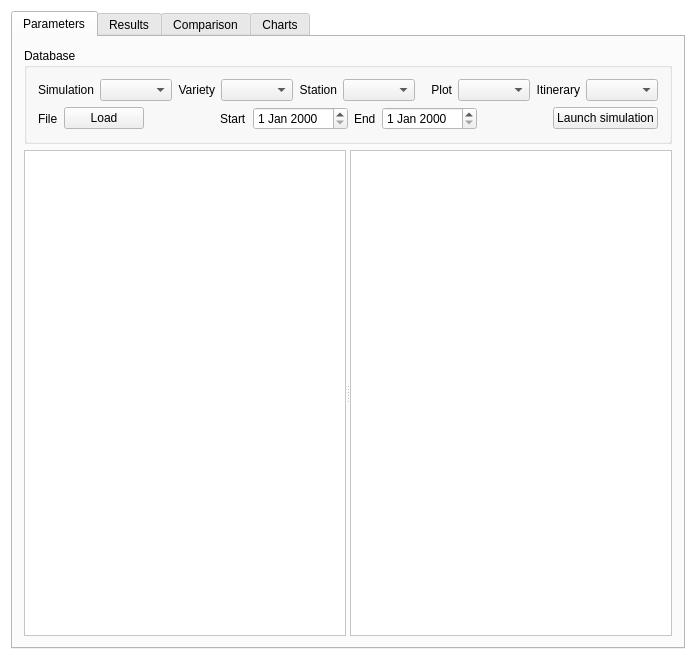
Above: src/qtapp/mainwindow.ui from PAMDeveloper/QtSamara before the change. Below: the same form after it.
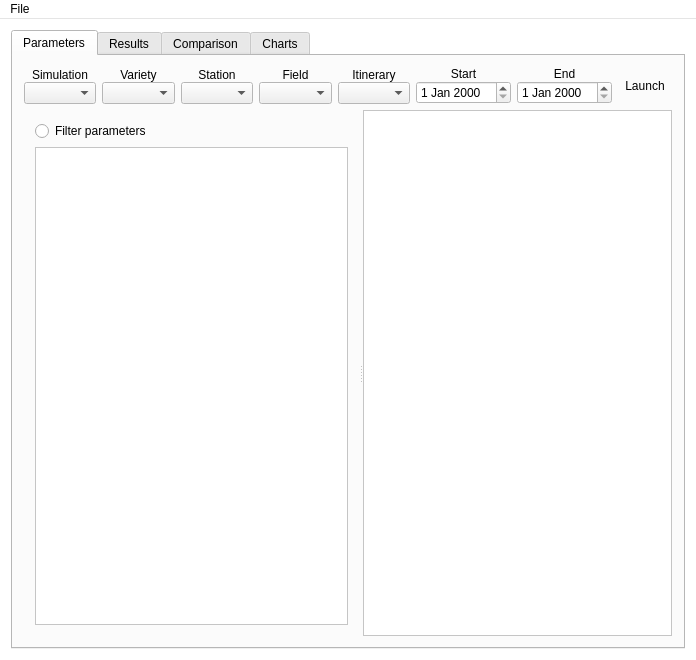
That is the form after the change. Icons and pictures are not drawn.

Commit message: Added Param filters and delegates Cleaned Params UI and list

Patch:
```diff
--- a/src/qtapp/mainwindow.ui
+++ b/src/qtapp/mainwindow.ui
@@ -88,77 +88,104 @@
        <attribute name="title">
         <string>Parameters</string>
        </attribute>
-       <layout class="QVBoxLayout" name="verticalLayout_4" stretch="1,8">
+       <layout class="QVBoxLayout" name="verticalLayout_4" stretch="0,0">
         <property name="sizeConstraint">
          <enum>QLayout::SetDefaultConstraint</enum>
         </property>
         <item>
-         <widget class="QGroupBox" name="groupBox">
-          <property name="title">
-           <string>Database</string>
-          </property>
-          <layout class="QVBoxLayout" name="verticalLayout_5">
-           <item>
             <layout class="QHBoxLayout" name="horizontalLayout_2">
              <item>
+           <layout class="QVBoxLayout" name="verticalLayout_7">
+            <property name="spacing">
+             <number>0</number>
+            </property>
+            <item>
               <widget class="QLabel" name="label">
                <property name="text">
                 <string>Simulation</string>
                </property>
                <property name="alignment">
-                <set>Qt::AlignRight|Qt::AlignTrailing|Qt::AlignVCenter</set>
+               <set>Qt::AlignCenter</set>
                </property>
               </widget>
              </item>
              <item>
               <widget class="QComboBox" name="simComboBox"/>
              </item>
+           </layout>
+          </item>
+          <item>
+           <layout class="QVBoxLayout" name="verticalLayout_9">
+            <property name="spacing">
+             <number>0</number>
+            </property>
              <item>
               <widget class="QLabel" name="label_2">
                <property name="text">
                 <string>Variety</string>
                </property>
                <property name="alignment">
-                <set>Qt::AlignRight|Qt::AlignTrailing|Qt::AlignVCenter</set>
+               <set>Qt::AlignCenter</set>
                </property>
               </widget>
              </item>
              <item>
               <widget class="QComboBox" name="varComboBox"/>
              </item>
+           </layout>
+          </item>
+          <item>
+           <layout class="QVBoxLayout" name="verticalLayout_10">
+            <property name="spacing">
+             <number>0</number>
+            </property>
              <item>
               <widget class="QLabel" name="label_3">
                <property name="text">
                 <string>Station</string>
                </property>
                <property name="alignment">
-                <set>Qt::AlignRight|Qt::AlignTrailing|Qt::AlignVCenter</set>
+               <set>Qt::AlignCenter</set>
                </property>
               </widget>
              </item>
              <item>
               <widget class="QComboBox" name="stationComboBox"/>
              </item>
+           </layout>
+          </item>
+          <item>
+           <layout class="QVBoxLayout" name="verticalLayout_11">
+            <property name="spacing">
+             <number>0</number>
+            </property>
              <item>
               <widget class="QLabel" name="label_4">
                <property name="text">
-                <string>Plot</string>
+               <string>Field</string>
                </property>
                <property name="alignment">
-                <set>Qt::AlignRight|Qt::AlignTrailing|Qt::AlignVCenter</set>
+               <set>Qt::AlignCenter</set>
                </property>
               </widget>
              </item>
              <item>
               <widget class="QComboBox" name="plotComboBox"/>
              </item>
+           </layout>
+          </item>
+          <item>
+           <layout class="QVBoxLayout" name="verticalLayout_12">
+            <property name="spacing">
+             <number>0</number>
+            </property>
              <item>
               <widget class="QLabel" name="label_5">
                <property name="text">
                 <string>Itinerary</string>
                </property>
                <property name="alignment">
-                <set>Qt::AlignRight|Qt::AlignTrailing|Qt::AlignVCenter</set>
+               <set>Qt::AlignCenter</set>
                </property>
               </widget>
              </item>
@@ -168,91 +195,89 @@
             </layout>
            </item>
            <item>
-            <layout class="QHBoxLayout" name="horizontalLayout">
-             <item>
-              <widget class="QLabel" name="label_6">
-               <property name="enabled">
-                <bool>true</bool>
-               </property>
-               <property name="text">
-                <string>File</string>
-               </property>
-              </widget>
-             </item>
-             <item>
-              <widget class="QPushButton" name="loadDbButton">
-               <property name="enabled">
-                <bool>true</bool>
-               </property>
-               <property name="text">
-                <string>Load</string>
-               </property>
-              </widget>
-             </item>
-             <item>
-              <spacer name="horizontalSpacer_2">
-               <property name="orientation">
-                <enum>Qt::Horizontal</enum>
-               </property>
-               <property name="sizeHint" stdset="0">
-                <size>
-                 <width>40</width>
-                 <height>20</height>
-                </size>
-               </property>
-              </spacer>
-             </item>
+           <layout class="QVBoxLayout" name="verticalLayout_13">
+            <property name="spacing">
+             <number>0</number>
+            </property>
              <item>
               <widget class="QLabel" name="label_7">
                <property name="text">
                 <string>Start</string>
                </property>
+              <property name="alignment">
+               <set>Qt::AlignCenter</set>
+              </property>
               </widget>
              </item>
              <item>
               <widget class="QDateEdit" name="startDateEdit"/>
              </item>
+           </layout>
+          </item>
+          <item>
+           <layout class="QVBoxLayout" name="verticalLayout_14">
+            <property name="spacing">
+             <number>0</number>
+            </property>
              <item>
               <widget class="QLabel" name="label_8">
                <property name="text">
                 <string>End</string>
                </property>
+              <property name="alignment">
+               <set>Qt::AlignCenter</set>
+              </property>
               </widget>
              </item>
              <item>
               <widget class="QDateEdit" name="endDateEdit"/>
              </item>
+           </layout>
+          </item>
              <item>
-              <spacer name="horizontalSpacer">
-               <property name="orientation">
-                <enum>Qt::Horizontal</enum>
-               </property>
-               <property name="sizeHint" stdset="0">
+           <widget class="QToolButton" name="launchButton">
+            <property name="text">
+             <string>Launch</string>
+            </property>
+            <property name="icon">
+             <iconset resource="../../resources.qrc">
+              <normaloff>:/img/ressources/Start-icon.png</normaloff>:/img/ressources/Start-icon.png</iconset>
+            </property>
+            <property name="iconSize">
                 <size>
-                 <width>40</width>
-                 <height>20</height>
-                </size>
-               </property>
-              </spacer>
-             </item>
-             <item>
-              <widget class="QPushButton" name="launchButton">
-               <property name="text">
-                <string>Launch simulation</string>
-               </property>
+              <width>24</width>
+              <height>24</height>
+             </size>
+            </property>
+            <property name="toolButtonStyle">
+             <enum>Qt::ToolButtonTextUnderIcon</enum>
+            </property>
+            <property name="autoRaise">
+             <bool>true</bool>
+            </property>
               </widget>
              </item>
             </layout>
-           </item>
-          </layout>
-         </widget>
         </item>
         <item>
          <widget class="QSplitter" name="splitter">
           <property name="orientation">
            <enum>Qt::Horizontal</enum>
           </property>
+          <widget class="QWidget" name="verticalLayoutWidget_8">
+           <layout class="QVBoxLayout" name="verticalLayout_17">
+            <item>
+             <widget class="QRadioButton" name="filterParamButton">
+              <property name="text">
+               <string>Filter parameters</string>
+              </property>
+             </widget>
+            </item>
+            <item>
           <widget class="QTableView" name="parametersTableView"/>
+            </item>
+           </layout>
+          </widget>
           <widget class="QTableView" name="meteoTableView"/>
          </widget>
         </item>
@@ -449,6 +474,35 @@
     </item>
    </layout>
   </widget>
+  <widget class="QMenuBar" name="menuBar">
+   <property name="geometry">
+    <rect>
+     <x>0</x>
+     <y>0</y>
+     <width>696</width>
+     <height>21</height>
+    </rect>
+   </property>
+   <widget class="QMenu" name="menuFile">
+    <property name="title">
+     <string>File</string>
+    </property>
+    <addaction name="actionLoad_database"/>
+    <addaction name="separator"/>
+    <addaction name="actionExit"/>
+   </widget>
+   <addaction name="menuFile"/>
+  </widget>
+  <action name="actionLoad_database">
+   <property name="text">
+    <string>Load database</string>
+   </property>
+  </action>
+  <action name="actionExit">
+   <property name="text">
+    <string>Exit</string>
+   </property>
+  </action>
  </widget>
  <layoutdefault spacing="6" margin="11"/>
  <resources/>
```
Left out of the diff: 8 changed lines with no effect on the pictures. Lines whose indentation alone changed are shown as unchanged. The commit also changes 7 other files.
